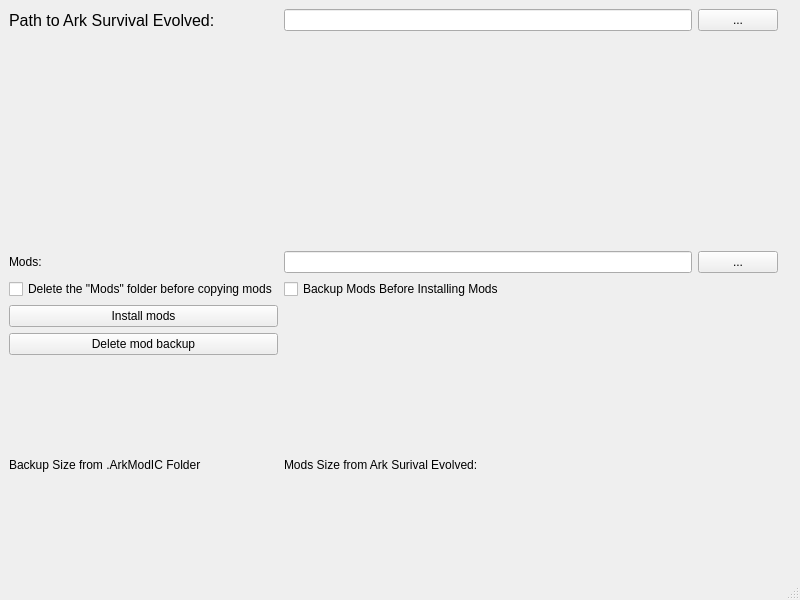
quentin452/ArkSurvivalEvolvedModpackInstallerandCreator, file forms/mainwindow.ui: the form before one commit.
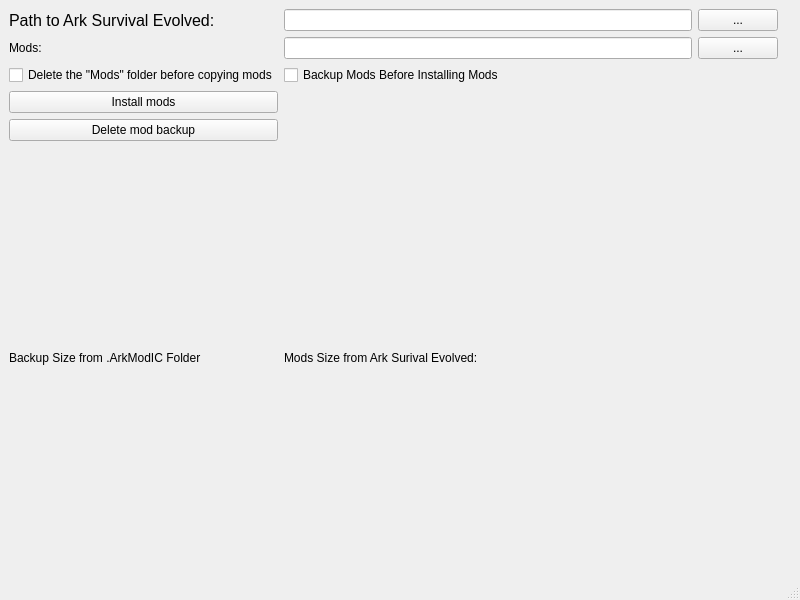
The form after the commit.

Commit message: Prevent installation + add a warn if there is a space in modsSteamIdListQuery

```diff
--- a/forms/mainwindow.ui
+++ b/forms/mainwindow.ui
@@ -37,7 +37,7 @@
             </property>
           </widget>
         </item>
-        <item row="1" column="3">
+        <item row="0" column="3">
           <widget class="QLabel" name="warningLabel">
             <property name="text">
               <string/>
```
Left out of the diff: 13 changed lines with no effect on the pictures. The commit also changes 2 other files.
